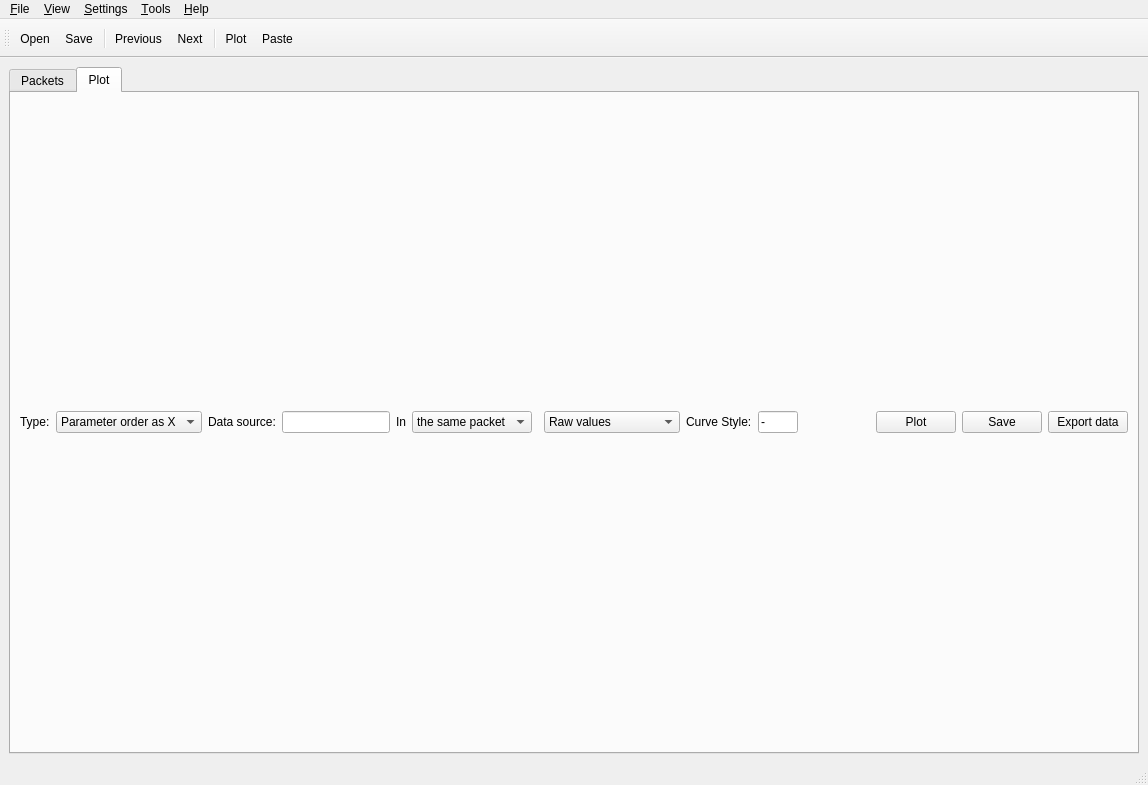
Before: the Qt Designer form UI/mainwindow.ui in i4Ds/STIX_python_PUB023, drawn with Qt 5.
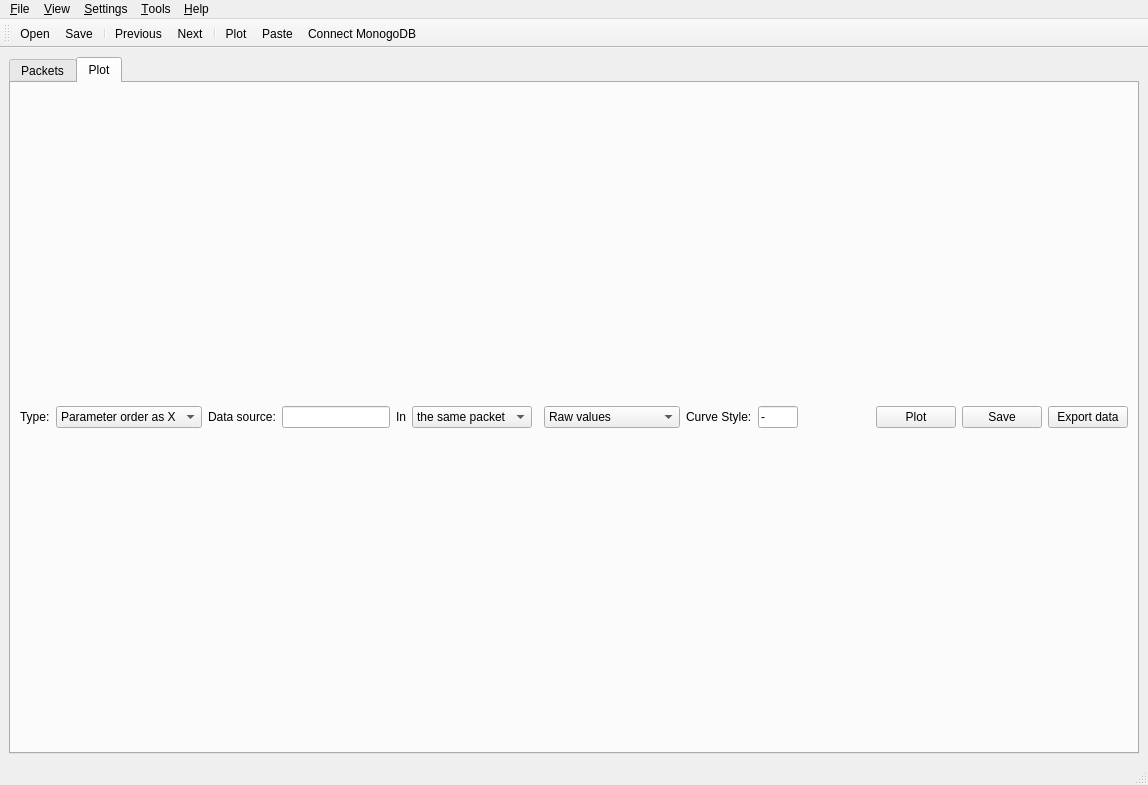
After: the same form once the commit is applied. Icons and pictures are not drawn.

Patch:
```diff
--- a/UI/mainwindow.ui
+++ b/UI/mainwindow.ui
@@ -481,7 +481,7 @@
      <normaloff>:/Icons/images/mongodb.svg</normaloff>:/Icons/images/mongodb.svg</iconset>
    </property>
    <property name="text">
-    <string/>
+    <string>Connect MonogoDB</string>
    </property>
   </action>
  </widget>
```
